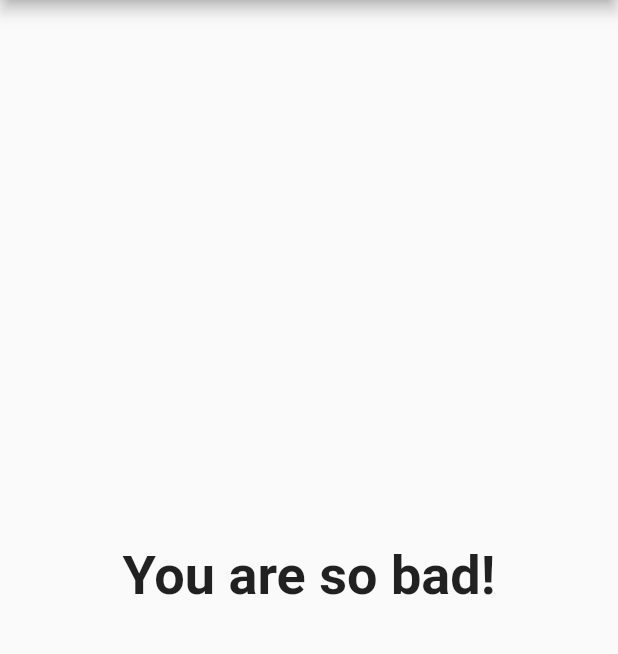
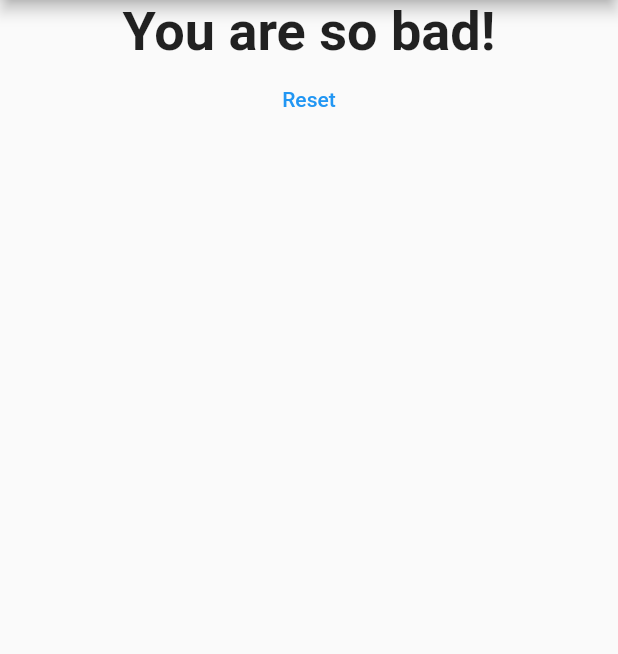
Before and after one commit to davidcopano/flutter_complete_guide, a Flutter app: the screen it shows after launch, after a tap on "Black", after a tap on "Snake", after a tap on "Ford", on a phone screen of 412 x 824 dp, the part 84-738 px from its top. Run offline on Flutter 3.47's test engine with Material 2 defaults, Android fonts, the phone set to English and light mode, and no system bars.

Commit message:
Following the course

```diff
--- a/lib/result.dart
+++ b/lib/result.dart
@@ -22,10 +22,20 @@ class Result extends StatelessWidget {
   @override
   Widget build(BuildContext context) {
     return Center(
-      child: Text(
-        resultPhrase,
-        style: TextStyle(fontSize: 36, fontWeight: FontWeight.bold),
-        textAlign: TextAlign.center,
+      child: Column(
+        children: [
+          Text(
+            resultPhrase,
+            style: TextStyle(fontSize: 36, fontWeight: FontWeight.bold),
+            textAlign: TextAlign.center,
+          ),
+          TextButton(
+            onPressed: () {
+              print('Reset clicked!');
+            },
+            child: Text('Reset'),
+          ),
+        ],
       ),
     );
   }
```
